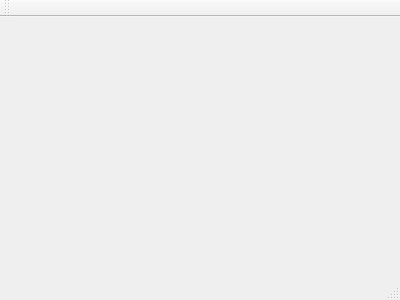
The window that mainwindow.ui (git4sidu/ehta) describes before a commit, drawn with Qt 5.
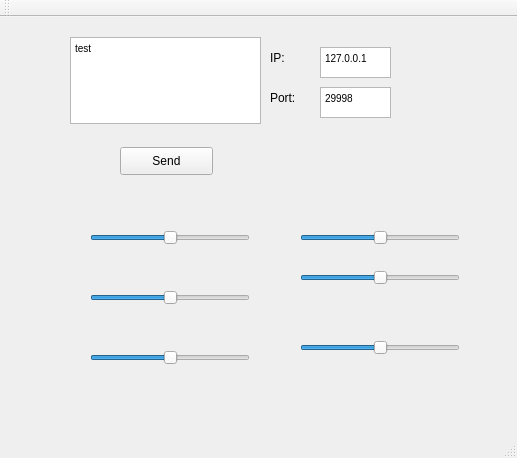
The same window after the commit.

Commit message: udp send working

What changed in the file:
```diff
--- a/mainwindow.ui
+++ b/mainwindow.ui
@@ -1,24 +1,245 @@
 <ui version="4.0">
  <class>MainWindow</class>
- <widget class="QMainWindow" name="MainWindow" >
-  <property name="geometry" >
+ <widget class="QMainWindow" name="MainWindow">
+  <property name="geometry">
    <rect>
     <x>0</x>
     <y>0</y>
-    <width>400</width>
-    <height>300</height>
+    <width>517</width>
+    <height>458</height>
    </rect>
   </property>
   <property name="windowTitle" >
    <string>MainWindow</string>
   </property>
-  <widget class="QMenuBar" name="menuBar" />
-  <widget class="QToolBar" name="mainToolBar" />
-  <widget class="QWidget" name="centralWidget" />
-  <widget class="QStatusBar" name="statusBar" />
+  <widget class="QWidget" name="centralWidget">
+   <widget class="QSlider" name="Slider_z_rot">
+    <property name="geometry">
+     <rect>
+      <x>300</x>
+      <y>320</y>
+      <width>160</width>
+      <height>22</height>
+     </rect>
+    </property>
+    <property name="maximum">
+     <number>99</number>
+    </property>
+    <property name="value">
+     <number>50</number>
+    </property>
+    <property name="orientation">
+     <enum>Qt::Horizontal</enum>
+    </property>
+   </widget>
+   <widget class="QPushButton" name="pushButton">
+    <property name="geometry">
+     <rect>
+      <x>120</x>
+      <y>130</y>
+      <width>93</width>
+      <height>28</height>
+     </rect>
+    </property>
+    <property name="text">
+     <string>Send</string>
+    </property>
+   </widget>
+   <widget class="QTextEdit" name="textEdit">
+    <property name="geometry">
+     <rect>
+      <x>70</x>
+      <y>20</y>
+      <width>191</width>
+      <height>87</height>
+     </rect>
+    </property>
+    <property name="html">
+     <string>&lt;!DOCTYPE HTML PUBLIC &quot;-//W3C//DTD HTML 4.0//EN&quot; &quot;http://www.w3.org/TR/REC-html40/strict.dtd&quot;&gt;
+&lt;html&gt;&lt;head&gt;&lt;meta name=&quot;qrichtext&quot; content=&quot;1&quot; /&gt;&lt;style type=&quot;text/css&quot;&gt;
+p, li { white-space: pre-wrap; }
+&lt;/style&gt;&lt;/head&gt;&lt;body style=&quot; font-family:'MS Shell Dlg 2'; font-size:7.8pt; font-weight:400; font-style:normal;&quot;&gt;
+&lt;p style=&quot; margin-top:0px; margin-bottom:0px; margin-left:0px; margin-right:0px; -qt-block-indent:0; text-indent:0px;&quot;&gt;test&lt;/p&gt;
+&lt;p style=&quot;-qt-paragraph-type:empty; margin-top:0px; margin-bottom:0px; margin-left:0px; margin-right:0px; -qt-block-indent:0; text-indent:0px;&quot;&gt;&lt;br /&gt;&lt;/p&gt;&lt;/body&gt;&lt;/html&gt;</string>
+    </property>
+   </widget>
+   <widget class="QSlider" name="Slider_y_rot">
+    <property name="geometry">
+     <rect>
+      <x>300</x>
+      <y>250</y>
+      <width>160</width>
+      <height>22</height>
+     </rect>
+    </property>
+    <property name="maximum">
+     <number>99</number>
+    </property>
+    <property name="value">
+     <number>50</number>
+    </property>
+    <property name="orientation">
+     <enum>Qt::Horizontal</enum>
+    </property>
+   </widget>
+   <widget class="QTextEdit" name="textEdit_Port">
+    <property name="geometry">
+     <rect>
+      <x>320</x>
+      <y>70</y>
+      <width>71</width>
+      <height>31</height>
+     </rect>
+    </property>
+    <property name="html">
+     <string>&lt;!DOCTYPE HTML PUBLIC &quot;-//W3C//DTD HTML 4.0//EN&quot; &quot;http://www.w3.org/TR/REC-html40/strict.dtd&quot;&gt;
+&lt;html&gt;&lt;head&gt;&lt;meta name=&quot;qrichtext&quot; content=&quot;1&quot; /&gt;&lt;style type=&quot;text/css&quot;&gt;
+p, li { white-space: pre-wrap; }
+&lt;/style&gt;&lt;/head&gt;&lt;body style=&quot; font-family:'MS Shell Dlg 2'; font-size:7.8pt; font-weight:400; font-style:normal;&quot;&gt;
+&lt;p style=&quot; margin-top:0px; margin-bottom:0px; margin-left:0px; margin-right:0px; -qt-block-indent:0; text-indent:0px;&quot;&gt;29998&lt;/p&gt;&lt;/body&gt;&lt;/html&gt;</string>
+    </property>
+   </widget>
+   <widget class="QTextEdit" name="textEdit_IP">
+    <property name="geometry">
+     <rect>
+      <x>320</x>
+      <y>30</y>
+      <width>71</width>
+      <height>31</height>
+     </rect>
+    </property>
+    <property name="html">
+     <string>&lt;!DOCTYPE HTML PUBLIC &quot;-//W3C//DTD HTML 4.0//EN&quot; &quot;http://www.w3.org/TR/REC-html40/strict.dtd&quot;&gt;
+&lt;html&gt;&lt;head&gt;&lt;meta name=&quot;qrichtext&quot; content=&quot;1&quot; /&gt;&lt;style type=&quot;text/css&quot;&gt;
+p, li { white-space: pre-wrap; }
+&lt;/style&gt;&lt;/head&gt;&lt;body style=&quot; font-family:'MS Shell Dlg 2'; font-size:7.8pt; font-weight:400; font-style:normal;&quot;&gt;
+&lt;p style=&quot; margin-top:0px; margin-bottom:0px; margin-left:0px; margin-right:0px; -qt-block-indent:0; text-indent:0px;&quot;&gt;127.0.0.1&lt;/p&gt;&lt;/body&gt;&lt;/html&gt;</string>
+    </property>
+   </widget>
+   <widget class="QLabel" name="label_IP">
+    <property name="geometry">
+     <rect>
+      <x>270</x>
+      <y>30</y>
+      <width>55</width>
+      <height>21</height>
+     </rect>
+    </property>
+    <property name="text">
+     <string>IP:</string>
+    </property>
+   </widget>
+   <widget class="QSlider" name="Slider_z">
+    <property name="geometry">
+     <rect>
+      <x>90</x>
+      <y>330</y>
+      <width>160</width>
+      <height>22</height>
+     </rect>
+    </property>
+    <property name="maximum">
+     <number>99</number>
+    </property>
+    <property name="value">
+     <number>50</number>
+    </property>
+    <property name="orientation">
+     <enum>Qt::Horizontal</enum>
+    </property>
+   </widget>
+   <widget class="QSlider" name="Slider_y">
+    <property name="geometry">
+     <rect>
+      <x>90</x>
+      <y>270</y>
+      <width>160</width>
+      <height>22</height>
+     </rect>
+    </property>
+    <property name="maximum">
+     <number>99</number>
+    </property>
+    <property name="value">
+     <number>50</number>
+    </property>
+    <property name="orientation">
+     <enum>Qt::Horizontal</enum>
+    </property>
+   </widget>
+   <widget class="QSlider" name="Slider_x">
+    <property name="geometry">
+     <rect>
+      <x>90</x>
+      <y>210</y>
+      <width>160</width>
+      <height>22</height>
+     </rect>
+    </property>
+    <property name="maximum">
+     <number>99</number>
+    </property>
+    <property name="value">
+     <number>50</number>
+    </property>
+    <property name="orientation">
+     <enum>Qt::Horizontal</enum>
+    </property>
+   </widget>
+   <widget class="QSlider" name="Slider_x_rot">
+    <property name="geometry">
+     <rect>
+      <x>300</x>
+      <y>210</y>
+      <width>160</width>
+      <height>22</height>
+     </rect>
+    </property>
+    <property name="maximum">
+     <number>99</number>
+    </property>
+    <property name="value">
+     <number>50</number>
+    </property>
+    <property name="orientation">
+     <enum>Qt::Horizontal</enum>
+    </property>
+   </widget>
+   <widget class="QLabel" name="label_Port">
+    <property name="geometry">
+     <rect>
+      <x>270</x>
+      <y>70</y>
+      <width>55</width>
+      <height>21</height>
+     </rect>
+    </property>
+    <property name="text">
+     <string>Port:</string>
+    </property>
+   </widget>
+  </widget>
+  <widget class="QMenuBar" name="menuBar">
+   <property name="geometry">
+    <rect>
+     <x>0</x>
+     <y>0</y>
+     <width>517</width>
+     <height>26</height>
+    </rect>
+   </property>
+  </widget>
+  <widget class="QToolBar" name="mainToolBar">
+   <attribute name="toolBarArea">
+    <enum>TopToolBarArea</enum>
+   </attribute>
+   <attribute name="toolBarBreak">
+    <bool>false</bool>
+   </attribute>
+  </widget>
+  <widget class="QStatusBar" name="statusBar"/>
  </widget>
- <layoutDefault spacing="6" margin="11" />
- <pixmapfunction></pixmapfunction>
+ <layoutdefault spacing="6" margin="11"/>
  <resources/>
  <connections/>
 </ui>
```
Left out of the diff: 3 changed lines with no effect on the pictures. The commit also changes 3 other files.
